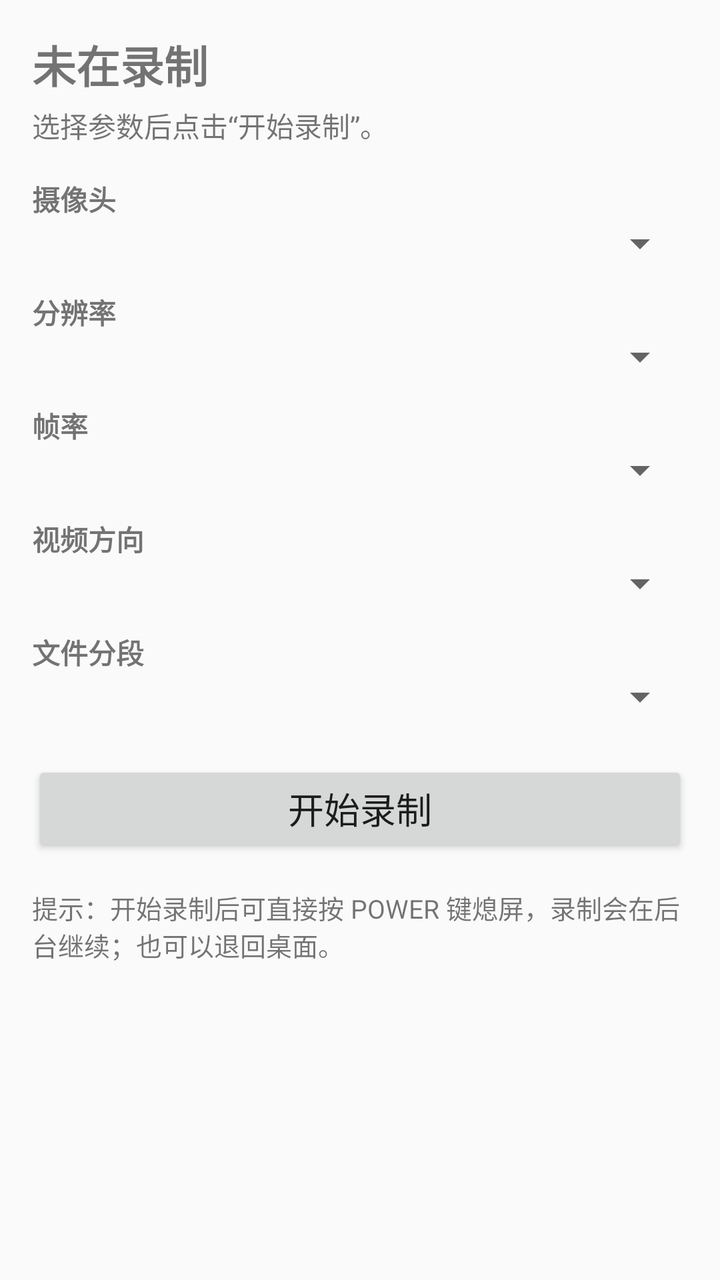
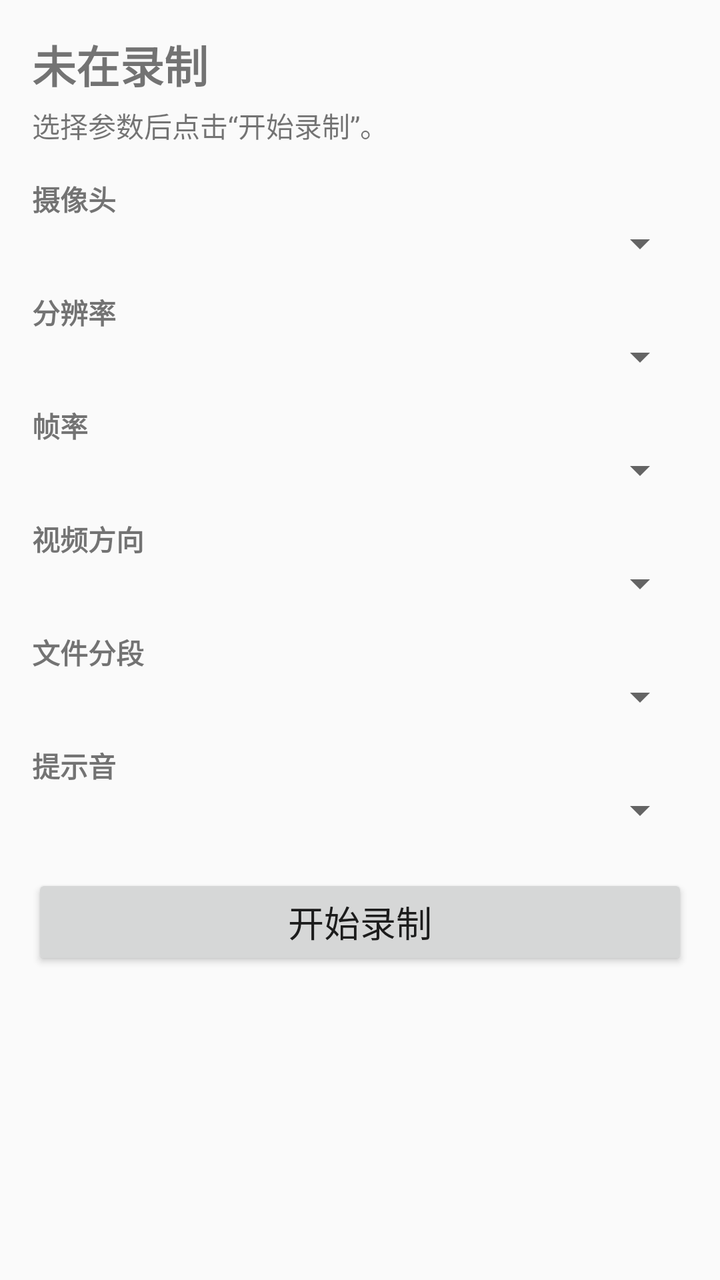

Before-and-after screenshots of an Android layout around one commit, followed by the original layout XML and the change that was made.
<!-- AndroidManifest.xml: application theme android:Theme.Material.Light.DarkActionBar -->
<!-- res/layout/activity_main.xml -->
<?xml version="1.0" encoding="utf-8"?>
<ScrollView xmlns:android="http://schemas.android.com/apk/res/android"
    android:layout_width="match_parent"
    android:layout_height="match_parent"
    android:fillViewport="true">

    <LinearLayout
        android:layout_width="match_parent"
        android:layout_height="wrap_content"
        android:orientation="vertical"
        android:padding="16dp">

        <TextView
            android:id="@+id/status"
            android:layout_width="match_parent"
            android:layout_height="wrap_content"
            android:text="@string/status_idle"
            android:textSize="22sp"
            android:textStyle="bold" />

        <TextView
            android:id="@+id/detail"
            android:layout_width="match_parent"
            android:layout_height="wrap_content"
            android:layout_marginTop="4dp"
            android:layout_marginBottom="16dp"
            android:text="@string/detail_idle"
            android:textSize="14sp" />

        <TextView
            android:layout_width="match_parent"
            android:layout_height="wrap_content"
            android:text="@string/label_camera"
            android:textSize="14sp"
            android:textStyle="bold" />

        <Spinner
            android:id="@+id/sp_camera"
            android:layout_width="match_parent"
            android:layout_height="wrap_content"
            android:layout_marginBottom="12dp" />

        <TextView
            android:layout_width="match_parent"
            android:layout_height="wrap_content"
            android:text="@string/label_resolution"
            android:textSize="14sp"
            android:textStyle="bold" />

        <Spinner
            android:id="@+id/sp_resolution"
            android:layout_width="match_parent"
            android:layout_height="wrap_content"
            android:layout_marginBottom="12dp" />

        <TextView
            android:layout_width="match_parent"
            android:layout_height="wrap_content"
            android:text="@string/label_fps"
            android:textSize="14sp"
            android:textStyle="bold" />

        <Spinner
            android:id="@+id/sp_fps"
            android:layout_width="match_parent"
            android:layout_height="wrap_content"
            android:layout_marginBottom="12dp" />

        <TextView
            android:layout_width="match_parent"
            android:layout_height="wrap_content"
            android:text="@string/label_orientation"
            android:textSize="14sp"
            android:textStyle="bold" />

        <Spinner
            android:id="@+id/sp_orientation"
            android:layout_width="match_parent"
            android:layout_height="wrap_content"
            android:layout_marginBottom="12dp" />

        <TextView
            android:layout_width="match_parent"
            android:layout_height="wrap_content"
            android:text="@string/label_segment"
            android:textSize="14sp"
            android:textStyle="bold" />

        <Spinner
            android:id="@+id/sp_segment"
            android:layout_width="match_parent"
            android:layout_height="wrap_content"
            android:layout_marginBottom="20dp" />

        <Button
            android:id="@+id/btn_toggle"
            android:layout_width="match_parent"
            android:layout_height="wrap_content"
            android:text="@string/btn_start"
            android:textSize="18sp" />

        <TextView
            android:layout_width="match_parent"
            android:layout_height="wrap_content"
            android:layout_marginTop="16dp"
            android:text="@string/tip_power"
            android:textSize="13sp" />

        <TextView
            android:id="@+id/dir"
            android:layout_width="match_parent"
            android:layout_height="wrap_content"
            android:layout_marginTop="8dp"
            android:textSize="13sp" />

    </LinearLayout>

</ScrollView>
<!-- resources referenced by this layout -->
<resources>
  <string name="btn_start">开始录制</string>
  <string name="detail_idle">选择参数后点击“开始录制”。</string>
  <string name="label_camera">摄像头</string>
  <string name="label_fps">帧率</string>
  <string name="label_orientation">视频方向</string>
  <string name="label_resolution">分辨率</string>
  <string name="label_segment">文件分段</string>
  <string name="status_idle">未在录制</string>
  <string name="tip_power">提示：开始录制后可直接按 POWER 键熄屏，录制会在后台继续；也可以退回桌面。</string>
</resources>

<!-- the commit's change to res/layout/activity_main.xml (unified diff, before → after) -->
@@ -90,6 +90,19 @@
             android:id="@+id/sp_segment"
             android:layout_width="match_parent"
             android:layout_height="wrap_content"
+            android:layout_marginBottom="12dp" />
+
+        <TextView
+            android:layout_width="match_parent"
+            android:layout_height="wrap_content"
+            android:text="@string/label_feedback"
+            android:textSize="14sp"
+            android:textStyle="bold" />
+
+        <Spinner
+            android:id="@+id/sp_feedback"
+            android:layout_width="match_parent"
+            android:layout_height="wrap_content"
             android:layout_marginBottom="20dp" />
 
         <Button
@@ -100,17 +113,10 @@
             android:textSize="18sp" />
 
         <TextView
+            android:id="@+id/dir"
             android:layout_width="match_parent"
             android:layout_height="wrap_content"
             android:layout_marginTop="16dp"
-            android:text="@string/tip_power"
-            android:textSize="13sp" />
-
-        <TextView
-            android:id="@+id/dir"
-            android:layout_width="match_parent"
-            android:layout_height="wrap_content"
-            android:layout_marginTop="8dp"
             android:textSize="13sp" />
 
     </LinearLayout>
<!-- resource entries referenced after the edit -->
@@ -3,11 +3,11 @@
   <string name="btn_start">开始录制</string>
   <string name="detail_idle">选择参数后点击“开始录制”。</string>
   <string name="label_camera">摄像头</string>
+  <string name="label_feedback">提示音</string>
   <string name="label_fps">帧率</string>
   <string name="label_orientation">视频方向</string>
   <string name="label_resolution">分辨率</string>
   <string name="label_segment">文件分段</string>
   <string name="status_idle">未在录制</string>
-  <string name="tip_power">提示：开始录制后可直接按 POWER 键熄屏，录制会在后台继续；也可以退回桌面。</string>
 </resources>
 
